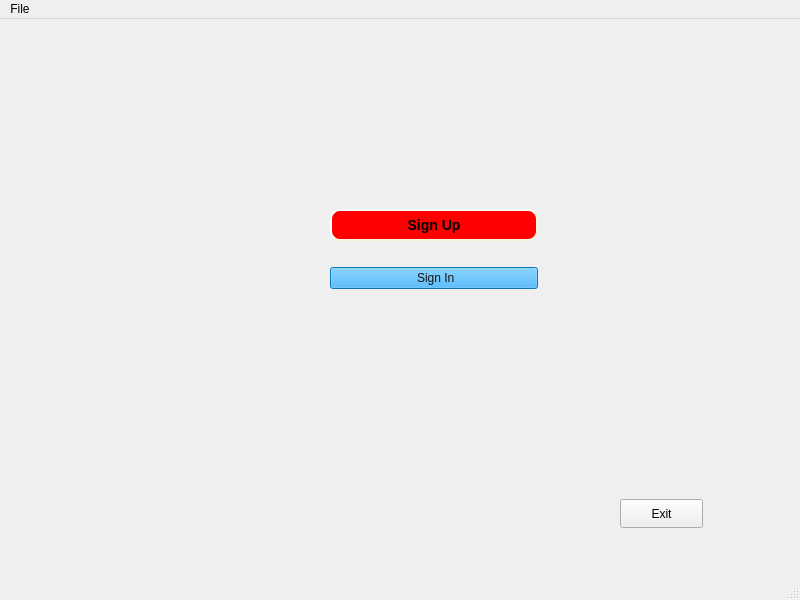
This is Tic_Tac_Toe/mainwindow.ui in DoDoz015/Tic-Tac-Toe as Qt 5 draws it before an edit. The edited form follows.
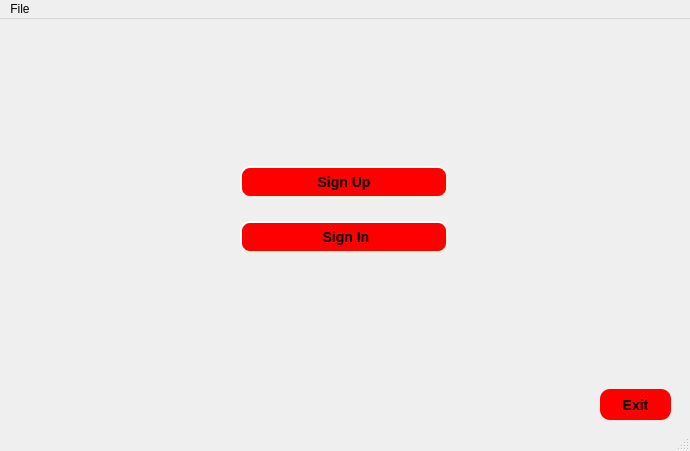
This is the edited form.

```diff
--- a/Tic_Tac_Toe/mainwindow.ui
+++ b/Tic_Tac_Toe/mainwindow.ui
@@ -6,8 +6,8 @@
    <rect>
     <x>0</x>
     <y>0</y>
-    <width>800</width>
-    <height>600</height>
+    <width>690</width>
+    <height>451</height>
    </rect>
   </property>
   <property name="windowTitle">
@@ -30,21 +30,38 @@
    <widget class="QPushButton" name="Exit">
     <property name="geometry">
      <rect>
-      <x>620</x>
-      <y>480</y>
-      <width>83</width>
-      <height>29</height>
+      <x>600</x>
+      <y>370</y>
+      <width>71</width>
+      <height>31</height>
      </rect>
     </property>
+    <property name="styleSheet">
+     <string notr="true">QPushButton {
+    background-color: red;
+    border-style: outset;
+    border-radius: 10px;
+    border-color: beige;
+    font: bold 14px;
+    padding: 6px;
+}
+QPushButton:pressed {
+    background-color: rgb(224, 0, 0);
+    border-style: inset;
+}</string>
+    </property>
     <property name="text">
      <string>Exit</string>
     </property>
+    <property name="flat">
+     <bool>true</bool>
+    </property>
    </widget>
    <widget class="QWidget" name="">
     <property name="geometry">
      <rect>
-      <x>330</x>
-      <y>170</y>
+      <x>240</x>
+      <y>130</y>
       <width>208</width>
       <height>121</height>
      </rect>
@@ -76,8 +93,20 @@
      <item>
       <widget class="QPushButton" name="SignIn">
        <property name="styleSheet">
-        <string notr="true">background-color: rgb(21, 165, 255);
-color: rgb(20, 20, 20);</string>
+        <string notr="true">QPushButton {
+    background-color: red;
+    border-style: outset;
+    border-width: 2px;
+    border-radius: 10px;
+    border-color: beige;
+    font: bold 14px;
+    min-width: 10em;
+    padding: 6px;
+}
+QPushButton:pressed {
+    background-color: rgb(224, 0, 0);
+    border-style: inset;
+}</string>
        </property>
        <property name="text">
         <string> Sign In</string>
@@ -92,7 +121,7 @@
     <rect>
      <x>0</x>
      <y>0</y>
-     <width>800</width>
+     <width>690</width>
      <height>25</height>
     </rect>
    </property>
```
